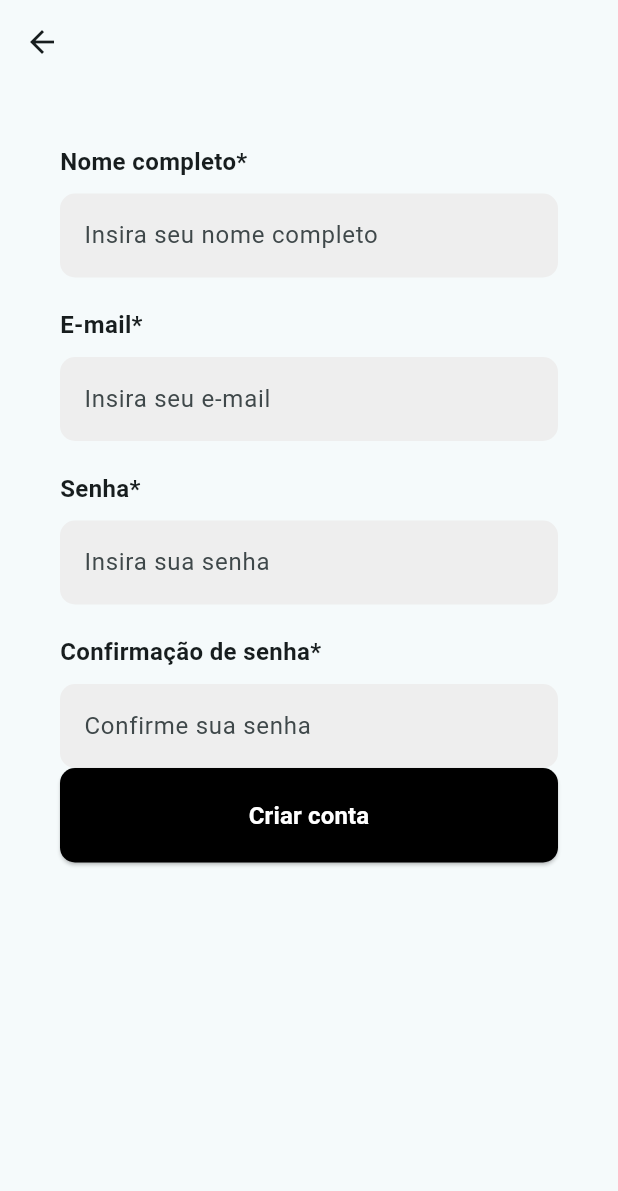
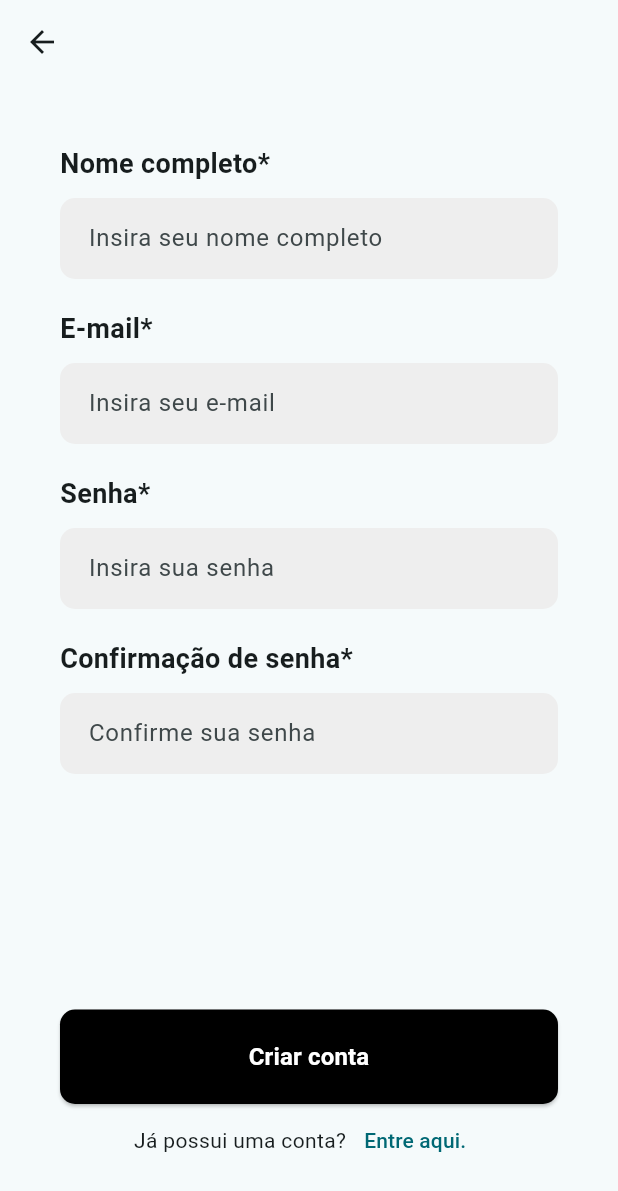
Before and after one commit to tiagoramossilva/pojetoFinalFlutter, a Flutter app: the CreateAccountScreen screen opened by its route, on a phone screen of 412 x 824 dp. Shown: the top 1191 px of the screen. Run offline on Flutter 3.47's test engine with Material 3 defaults, Android fonts, the phone set to English and light mode, and no system bars; our stand-ins replace go_router.

Commit message:
telas de login

```diff
--- a/lib/componentes/input_field.dart
+++ b/lib/componentes/input_field.dart
@@ -17,13 +17,12 @@ class InputField extends StatelessWidget {
     return Column(
       crossAxisAlignment: CrossAxisAlignment.start,
       children: [
-        Row(
-          children: [
-            Text(
-              label,
-              style: const TextStyle(fontSize: 16, fontWeight: FontWeight.bold),
-            ),
-          ],
+        Text(
+          label,
+          style: const TextStyle(fontSize: 18, fontWeight: FontWeight.bold),
+          maxLines: 2, // Permite até 2 linhas para o texto do label
+          overflow:
+              TextOverflow.ellipsis, // Adiciona reticências caso ultrapasse
         ),
         const SizedBox(height: 10),
         TextFormField(
@@ -31,10 +30,14 @@ class InputField extends StatelessWidget {
           decoration: InputDecoration(
             hintText: hint,
             filled: true,
-            fillColor: Colors.grey[200],
+            fillColor: Colors.grey[200], // Fundo cinza claro para o input
+            contentPadding: const EdgeInsets.symmetric(
+              vertical: 15,
+              horizontal: 15,
+            ), // Padding interno do campo
             border: OutlineInputBorder(
-              borderRadius: BorderRadius.circular(10),
-              borderSide: BorderSide.none,
+              borderRadius: BorderRadius.circular(10), // Cantos arredondados
+              borderSide: BorderSide.none, // Sem bordas visíveis
             ),
           ),
         ),
--- a/lib/funcionalidades/create_account/view/create_account_screen.dart
+++ b/lib/funcionalidades/create_account/view/create_account_screen.dart
@@ -24,9 +24,23 @@ class CreateAccountScreen extends StatelessWidget {
             const SizedBox(height: 20),
             const InputField(
                 label: 'Confirmação de senha*', hint: 'Confirme sua senha'),
+            const Spacer(),
             CustomBlackButton(
               text: "Criar conta",
-              onPressed: () => context.goNamed('forget-password'),
+              onPressed: () => context.goNamed('create-account-confirmation'),
+            ),
+            Row(
+              mainAxisAlignment: MainAxisAlignment.center,
+              children: [
+                const Text('Já possui uma conta?'),
+                TextButton(
+                  onPressed: () => context.goNamed('sign-in'),
+                  style: ButtonStyle(
+                      overlayColor:
+                          WidgetStateProperty.all(Colors.transparent)),
+                  child: const Text('Entre aqui.'),
+                ),
+              ],
             ),
           ],
         ),
--- a/lib/navegacao.dart
+++ b/lib/navegacao.dart
@@ -1,8 +1,10 @@
 import 'package:flutter/material.dart';
+import 'package:flutter_application_1/funcionalidades/create_account/view/create_account_confirmation.dart';
+import 'package:flutter_application_1/funcionalidades/forget_password/view/forgot_password_confirmation.dart';
 import 'package:go_router/go_router.dart';
 
 import 'funcionalidades/create_account/view/create_account_screen.dart';
-import 'funcionalidades/forget_password/view/forget_password_screen.dart';
+import 'funcionalidades/forget_password/view/forgot_password_screen.dart';
 import 'funcionalidades/sign_in/view/sign_in_screen.dart';
 
 final GoRouter router = GoRouter(
@@ -21,10 +23,31 @@ final GoRouter router = GoRouter(
           },
         ),
         GoRoute(
+          name: 'create-account-confirmation',
+          path: 'create-account-confirmation',
+          builder: (BuildContext context, GoRouterState state) {
+            return const CreateAccountConfirmation();
+          },
+        ),
+        GoRoute(
           name: 'forget-password',
           path: 'forget-password',
           builder: (BuildContext context, GoRouterState state) {
-            return const ForgetPassword();
+            return const ForgotPasswordScreen();
+          },
+        ),
+        GoRoute(
+          name: 'forget-password-confirmation',
+          path: 'forget-password-confirmation',
+          builder: (BuildContext context, GoRouterState state) {
+            return const ForgotPasswordConfirmation();
+          },
+        ),
+        GoRoute(
+          name: 'sign-in',
+          path: 'sign-in',
+          builder: (BuildContext context, GoRouterState state) {
+            return const SignIn();
           },
         ),
       ],
```
Also changed, not shown: lib/componentes/button_white.dart (added, +44 -0 lines), lib/componentes/confirmation_component.dart (added, +60 -0 lines), lib/funcionalidades/create_account/view/create_account_confirmation.dart (added, +34 -0 lines), lib/funcionalidades/forget_password/view/forget_password_screen.dart (deleted, +0 -16 lines), lib/funcionalidades/forget_password/view/forgot_password_confirmation.dart (added, +34 -0 lines), lib/funcionalidades/forget_password/view/forgot_password_screen.dart (added, +58 -0 lines), 1 other file.
